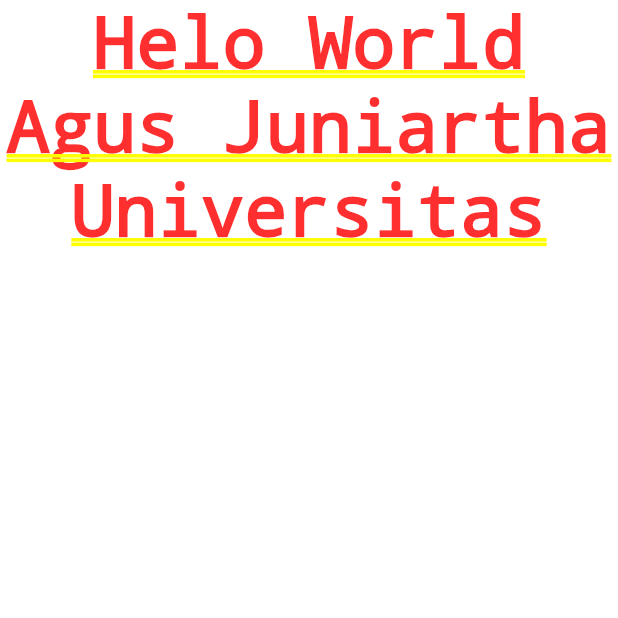
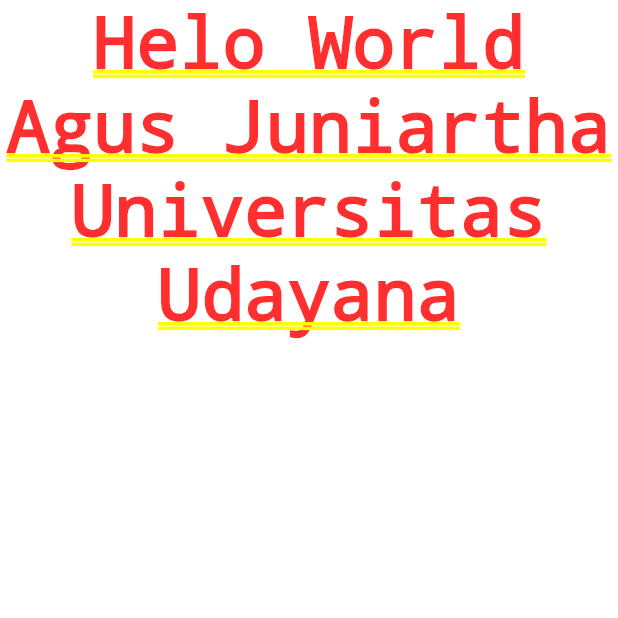
Before and after one commit to BENTOTV/amartha, a Flutter app: the screen it shows after launch, on a phone screen of 412 x 824 dp, the top half of it. Run offline on Flutter 3.47's test engine with Material 2 defaults, Android fonts, the phone set to English and light mode, and no system bars.

Commit message:
memperbaiki conflic

```diff
--- a/lib/homepage.dart
+++ b/lib/homepage.dart
@@ -10,7 +10,8 @@
         children: const [
           Text("Helo World"),
           Text("Agus Juniartha"),
-          Text("Universitas")
+          Text("Universitas"),
+          Text("Udayana")
         ],
       ),
 
```
